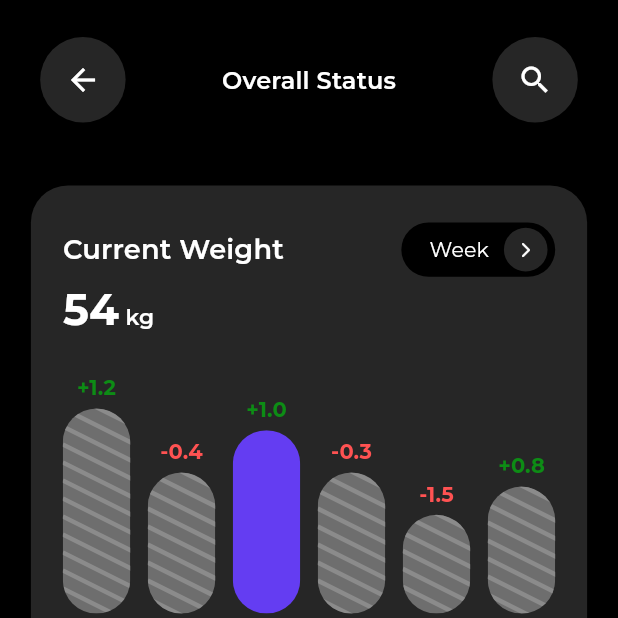
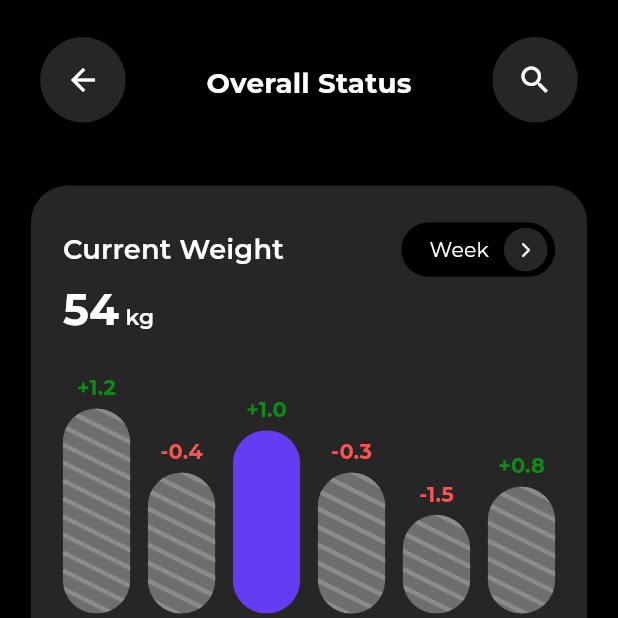
Before and after one commit to bhawesh2002/workout_planner_app_ui, a Flutter app: the OverallStatusPage screen opened directly, on a phone screen of 412 x 824 dp, the top half of it. Run offline on Flutter 3.47's test engine with Material 3 defaults, Android fonts, the phone set to English and light mode, and no system bars; our stand-ins replace google_fonts.

Commit message:
Update font size and weight for overall status title

```diff
--- a/lib/pages/overall_status_page.dart
+++ b/lib/pages/overall_status_page.dart
@@ -33,7 +33,10 @@ class OverallStatusPage extends StatelessWidget {
                 alignment: Alignment.topCenter,
                 child: Text(
                   "Overall Status",
-                  style: Theme.of(context).textTheme.titleMedium,
+                  style: Theme.of(context).textTheme.titleMedium?.copyWith(
+                        fontSize: MediaQuery.of(context).size.width * 0.045,
+                        fontWeight: FontWeight.bold,
+                      ),
                 ),
               ),
             ),
```
